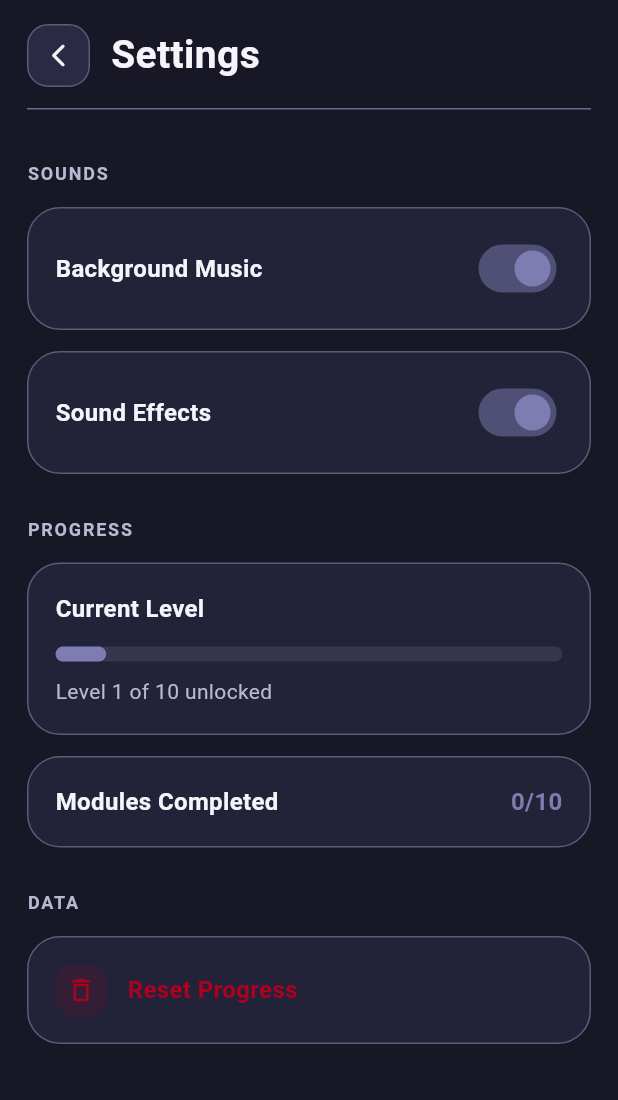
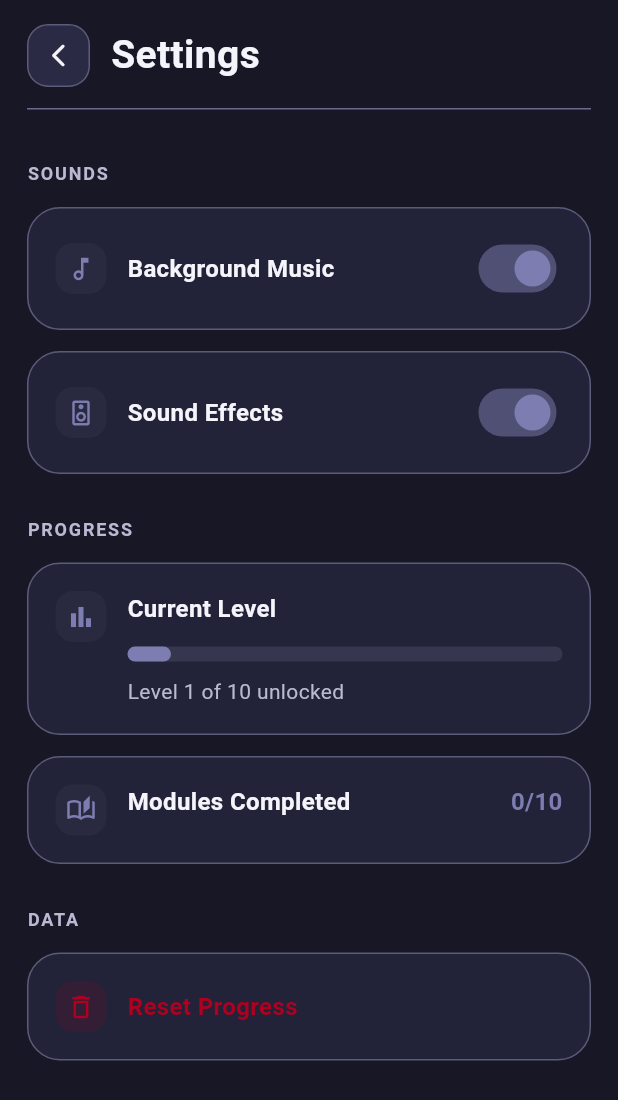
Before and after one commit to eunabgpr/RackTangle, a Flutter app: the SettingsScreen screen opened directly, on a phone screen of 412 x 824 dp. Shown: the top 1100 px of the screen. Run offline on Flutter 3.47's test engine with Material 3 defaults, Android fonts, the phone set to English and light mode, and no system bars; our stand-ins replace audioplayers, shared_preferences; accounts and stored records are empty.

Commit message:
added icons in settings

```diff
--- a/lib/settings.dart
+++ b/lib/settings.dart
@@ -146,6 +146,7 @@ class _SettingsScreenState extends State<SettingsScreen> {
                 label: 'Background Music',
                 value: _backgroundMusicEnabled,
                 onChanged: (value) => _toggleBackgroundMusic(value),
+                icon: Icons.music_note_outlined,
                 accentColor: _accentColor,
                 panelColor: _panelColor,
                 panelBorderColor: _panelBorderColor,
@@ -156,6 +157,7 @@ class _SettingsScreenState extends State<SettingsScreen> {
                 label: 'Sound Effects',
                 value: _soundEffectsEnabled,
                 onChanged: (value) => _toggleSoundEffects(value),
+                icon: Icons.speaker_outlined,
                 accentColor: _accentColor,
                 panelColor: _panelColor,
                 panelBorderColor: _panelBorderColor,
@@ -168,6 +170,7 @@ class _SettingsScreenState extends State<SettingsScreen> {
                 title: 'Current Level',
                 subtitle: 'Level $_currentLevel of $_maxLevel unlocked',
                 progress: _levelProgress,
+                icon: Icons.bar_chart_outlined,
                 accentColor: _accentColor,
                 panelColor: _panelColor,
                 panelBorderColor: _panelBorderColor,
@@ -178,6 +181,7 @@ class _SettingsScreenState extends State<SettingsScreen> {
               _ProgressCard(
                 title: 'Modules Completed',
                 value: '$_completedModules/$_totalModules',
+                icon: Icons.auto_stories_outlined,
                 accentColor: _accentColor,
                 panelColor: _panelColor,
                 panelBorderColor: _panelBorderColor,
@@ -232,6 +236,7 @@ class _ToggleSettingCard extends StatelessWidget {
     required this.label,
     required this.value,
     required this.onChanged,
+    required this.icon,
     required this.accentColor,
     required this.panelColor,
     required this.panelBorderColor,
@@ -241,6 +246,7 @@ class _ToggleSettingCard extends StatelessWidget {
   final String label;
   final bool value;
   final ValueChanged<bool> onChanged;
+  final IconData icon;
   final Color accentColor;
   final Color panelColor;
   final Color panelBorderColor;
@@ -258,6 +264,21 @@ class _ToggleSettingCard extends StatelessWidget {
       ),
       child: Row(
         children: [
+          Container(
+            width: 34,
+            height: 34,
+            alignment: Alignment.center,
+            decoration: BoxDecoration(
+              color: panelBorderColor.withOpacity(0.12),
+              borderRadius: BorderRadius.circular(12),
+            ),
+            child: Icon(
+              icon,
+              color: accentColor,
+              size: 20,
+            ),
+          ),
+          const SizedBox(width: 14),
           Expanded(
             child: Text(
               label,
@@ -285,6 +306,7 @@ class _ProgressCard extends StatelessWidget {
     this.value,
     this.subtitle,
     this.progress,
+    required this.icon,
     required this.accentColor,
     required this.panelColor,
     required this.panelBorderColor,
@@ -296,6 +318,7 @@ class _ProgressCard extends StatelessWidget {
   final String? value;
   final String? subtitle;
   final double? progress;
+  final IconData icon;
   final Color accentColor;
   final Color panelColor;
   final Color panelBorderColor;
@@ -312,6 +335,25 @@ class _ProgressCard extends StatelessWidget {
         borderRadius: BorderRadius.circular(22),
         border: Border.all(color: panelBorderColor),
       ),
+      child: Row(
+        crossAxisAlignment: CrossAxisAlignment.start,
+        children: [
+          Container(
+            width: 34,
+            height: 34,
+            alignment: Alignment.center,
+            decoration: BoxDecoration(
+              color: panelBorderColor.withOpacity(0.12),
+              borderRadius: BorderRadius.circular(12),
+            ),
+            child: Icon(
+              icon,
+              color: accentColor,
+              size: 20,
+            ),
+          ),
+          const SizedBox(width: 14),
+          Expanded(
             child: Column(
               crossAxisAlignment: CrossAxisAlignment.start,
               children: [
@@ -369,6 +411,9 @@ class _ProgressCard extends StatelessWidget {
                       color: subtleTextColor,
                       fontSize: 14,
                       height: 1.4,
+                    ),
+                  ),
+              ],
             ),
           ),
         ],
```
Lines whose indentation alone changed are shown as unchanged.
